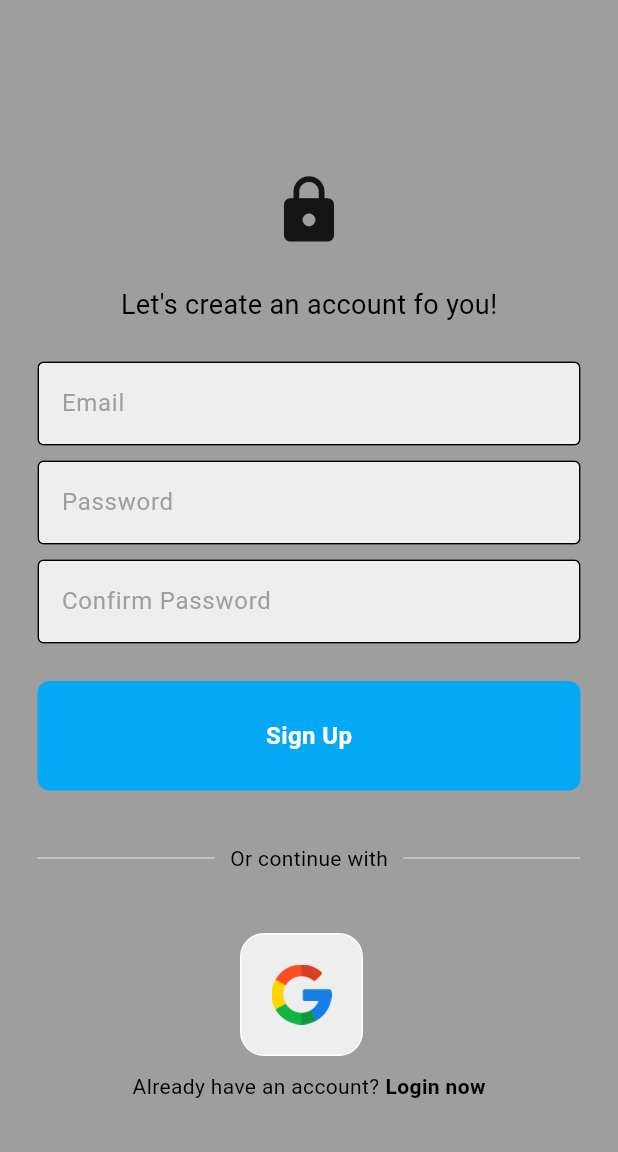
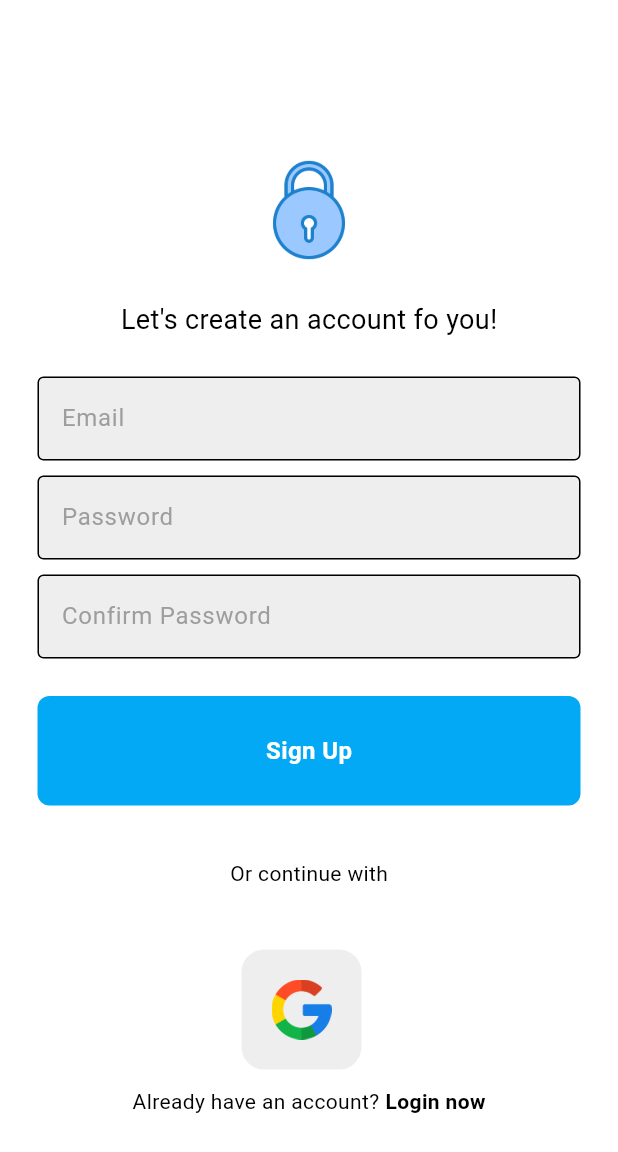
Before and after one commit to joshua-ex/attendease, a Flutter app: the RegisterPage screen opened directly with empty values, on a phone screen of 412 x 824 dp. Shown: the top 1152 px of the screen. Run offline on Flutter 3.47's test engine with Material 3 defaults, Android fonts, the phone set to English and light mode, and no system bars; our stand-ins replace firebase_auth, firebase_core, firebase_messaging, google_sign_in; accounts and stored records are empty; network calls fail.

```diff
--- a/lib/pages/register_page.dart
+++ b/lib/pages/register_page.dart
@@ -67,7 +67,7 @@ class _RegisterPageState extends State<RegisterPage> {
   @override
   Widget build(BuildContext context) {
     return Scaffold(
-      backgroundColor: Colors.grey,
+      backgroundColor: Colors.white,
       body: SafeArea(
         child: Center(
           child: SingleChildScrollView(
@@ -75,9 +75,10 @@ class _RegisterPageState extends State<RegisterPage> {
               mainAxisAlignment: MainAxisAlignment.center,
               children: [
                 const SizedBox(height: 25),
-                const Icon(
-                  Icons.lock,
-                  size: 50,
+                Image.asset(
+                  'lib/images/lock.png', // Replace with your actual path
+                  width: 70,
+                  height: 70,
                 ),
                 const SizedBox(height: 25),
                 const Text(
```
Also changed, not shown: lib/pages/home_page.dart (+8 -6 lines), lib/pages/leave_details_page.dart (+21 -14 lines).
